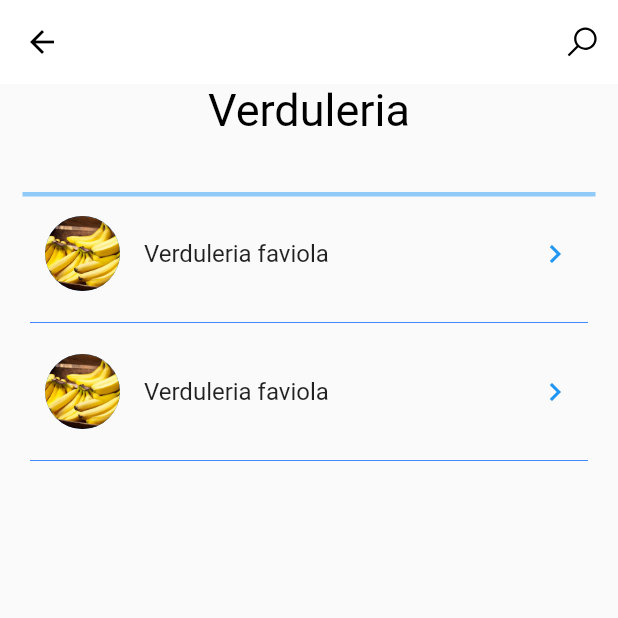
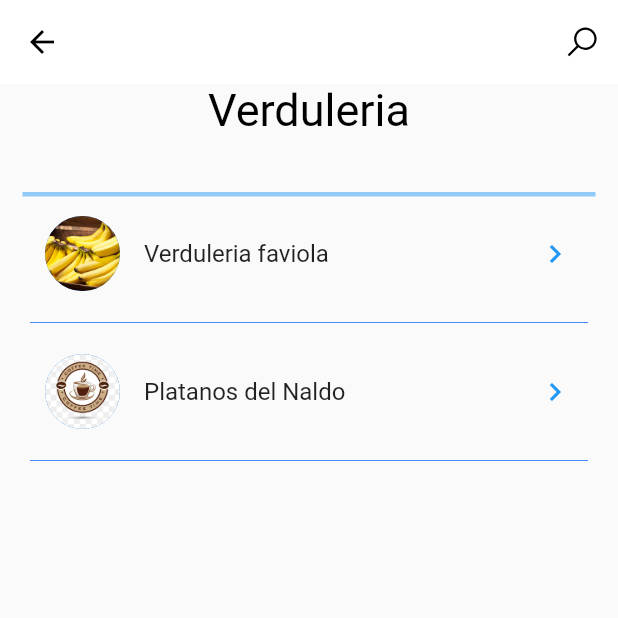
Before and after one commit to NehuenVila/delivery-app-flutter, a Flutter app: the screen it shows after launch, after a tap on "Verduleria", on a phone screen of 412 x 824 dp, the top half of it. Run offline on Flutter 3.47's test engine with Material 2 defaults, Android fonts, the phone set to English and light mode, and no system bars; our stand-ins replace flutter_phoenix, flutter_swiper, image_picker, line_awesome_flutter.

Commit message:
cambios generales - paginas incompletas

```diff
--- a/lib/src/pages/categorias_page.dart
+++ b/lib/src/pages/categorias_page.dart
@@ -16,12 +16,14 @@ class CategoriasPage extends StatelessWidget {
 
  Tienda verduFavio = Tienda( "1" ,"Verduleria faviola", "assets/logos/banana.jpg", "de 15 a 19", 2.5,
      "frente al messi", "Las mejores bananas", "3544410861", "verduleria");
+ Tienda bananeriaVila = Tienda( "2" ,"Platanos del Naldo", "assets/logos/logo.jpg", "de 08 a 20", 2.5,
+     "Fan de Messi", "Oferta de goles del Chew", "3544410261", "verduleria");
 
 
   @override
   Widget build(BuildContext context) {
     tiendas.add(verduFavio);
-    tiendas.add(verduFavio);
+    tiendas.add(bananeriaVila);
 
 
     return Scaffold(
@@ -71,8 +73,8 @@ class CategoriasPage extends StatelessWidget {
     data.forEach((item) {
       final widgetTemp = ListTile(
         title: Text(item.nombre),
-
-        leading: CircleAvatar(backgroundImage: AssetImage(item.logo), radius: 25,),
+//        leading: CircleAvatar(backgroundImage: AssetImage(item.logo), radius: 25,),
+        leading: Hero(child: CircleAvatar(backgroundImage: AssetImage(item.logo), radius: 25,), tag: item.id,),
         trailing: Icon(Icons.keyboard_arrow_right, color: Colors.blue,),
         onTap: (){
           Navigator.push(context, MaterialPageRoute(builder: (context) => TiendaPage()));
--- a/lib/src/pages/pedidos_page.dart
+++ b/lib/src/pages/pedidos_page.dart
@@ -50,8 +50,7 @@ List<Pedido> pedidos = [];
           Container(
             padding: EdgeInsets.symmetric(
               vertical: 50,
-              horizontal: 10,
-
+              horizontal: 15,
             ),
             child: Column(
               mainAxisAlignment: MainAxisAlignment.center,
@@ -60,9 +59,15 @@ List<Pedido> pedidos = [];
                 SizedBox(height: 10),
                 Divider(),
                 Expanded(
-                  child: ListView(
-                    scrollDirection: Axis.vertical,
-                    children: _listaPedidos(pedidos, context),
+                  child: Container(
+                    decoration: BoxDecoration(
+                      borderRadius: BorderRadius.circular(10),
+                      color: Colors.white,
+                    ),
+                    child: ListView(
+                      scrollDirection: Axis.vertical,
+                      children: _listaPedidos(pedidos, context),
+                    ),
                   ),
                 ),
               ],
@@ -84,11 +89,36 @@ List<Pedido> pedidos = [];
         leading: CircleAvatar(backgroundImage: AssetImage(item.tienda.logo), radius: 25,),
         trailing: Icon(Icons.keyboard_arrow_right, color: Colors.blue,),
         dense: true,
-        onTap: (){},
+        onTap: (){
+
+        },
       );
       listaux..add(widgetTemp)
-        ..add(Divider());
+             ..add(Divider());
     });
     return listaux;
   }
+
+//  Widget _buildInfoPedido(BuildContext context) {
+//
+//    showDialog(
+//      context: context,
+//      barrierDismissible: true,
+//      builder: (context){
+//        return Column(
+//          mainAxisAlignment: MainAxisAlignment.center,
+//          children: <Widget>[
+//            CircleAvatar(backgroundImage: AssetImage('assets/logos/banana.jpg'), radius: 25,),
+//            AlertDialog(
+//              shape: RoundedRectangleBorder(
+//                  borderRadius: BorderRadius.circular(10.0)
+//              ),
+//              title: Text('Info del Pedido'),
+//              content: Text('Mas info del pedido'),
+//            ),
+//          ],
+//        );
+//      }
+//    );
+//  }
 }
--- a/lib/src/pages/tienda_page.dart
+++ b/lib/src/pages/tienda_page.dart
@@ -1,4 +1,5 @@
 import 'package:delivery_prueba1/src/entities/tienda_profile.dart';
+import 'package:delivery_prueba1/src/utils/controller_util.dart';
 import 'package:flutter/material.dart';
 //import 'package:flutter_rating_bar/flutter_rating_bar.dart';
 
@@ -11,8 +12,13 @@ class TiendaPage extends StatefulWidget {
 
 class _TiendaPageState extends State<TiendaPage> {
 
+  List <Tienda> tiendas = [];
+
   Tienda verduFavio = Tienda( "1" ,"Verduleria faviola", "assets/logos/banana.jpg", "de 15 a 19", 2.5,
       "frente al messi", "Las mejores bananas", "3544410861", "verduleria");
+  Tienda bananeriaVila = Tienda( "2" ,"Platanos del Naldo", "assets/logos/logo.jpg", "de 08 a 20", 2.5,
+      "Fan de Messi", "Oferta de goles del Chew", "3544410261", "verduleria");
+
 
   @override
   Widget build(BuildContext context) {
@@ -50,13 +56,16 @@ class _TiendaPageState extends State<TiendaPage> {
             children: <Widget>[
               Row(
                 mainAxisAlignment: MainAxisAlignment.center,
-                children: <Widget>[_buildImage(),],
+                children: <Widget>[
+//                  _buildImage(),
+                  Hero(child: CircleAvatar(backgroundImage: AssetImage(verduFavio.logo), radius: 50,), tag: verduFavio.id,),
+                ],
               ),
               SizedBox(height: 10.0,),
               Row(
                 mainAxisAlignment: MainAxisAlignment.center,
                 children: <Widget>[Text(
-                  verduFavio.nombre, style: TextStyle(
+                  Controller.identificadorTienda, style: TextStyle(
                   color: Colors.white,
                   fontFamily: 'OpenSans',
                   fontSize: 25.0,
@@ -101,5 +110,4 @@ class _TiendaPageState extends State<TiendaPage> {
       ),
     );
   }
-
 }
```
Also changed, not shown: lib/src/pages/sliver_tienda_page.dart (added, +28 -0 lines).
